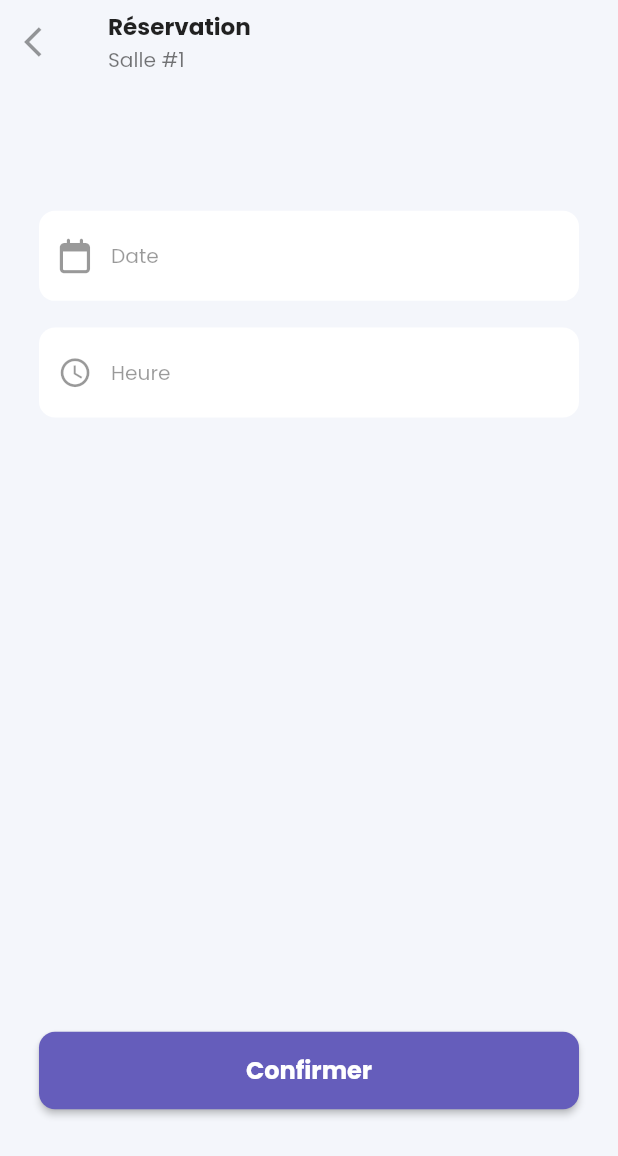
After one commit to Poseidon1402/room_master, a Flutter app: the BookingScreen screen opened by its route, on a phone screen of 412 x 824 dp. The commit adds this screen. Shown: the top 1156 px of the screen. Run offline on Flutter 3.47's test engine with Material 2 defaults, Android fonts, the light colour scheme and no system bars; our stand-ins replace firebase_core, flutter_screenutil, font_awesome_flutter, go_router, google_fonts; missing offline and left inert: time_range_picker; accounts and stored records are empty.

Commit message:
done:pick date and time

```diff
--- a/lib/core/presentation/components/app_text_form_field.dart
+++ b/lib/core/presentation/components/app_text_form_field.dart
@@ -4,13 +4,21 @@ import 'package:flutter_screenutil/flutter_screenutil.dart';
 class AppTextFormField extends StatelessWidget {
   final TextEditingController? controller;
   final String? hintText;
+  final String suffixText;
   final Widget? prefixIcon;
+  final bool showCursor;
+  final bool readOnly;
+  final Function()? onTap;
 
   const AppTextFormField({
     super.key,
     this.controller,
     this.hintText,
+    this.suffixText = '',
     this.prefixIcon,
+    this.onTap,
+    this.showCursor = true,
+    this.readOnly = false,
   });
 
   @override
@@ -18,11 +26,16 @@ class AppTextFormField extends StatelessWidget {
 
     return TextFormField(
       controller: controller,
+      onTap: onTap,
+      showCursor: showCursor,
+      readOnly: readOnly,
       decoration: InputDecoration(
         hintText: hintText,
         hintStyle: Theme.of(context).textTheme.bodySmall?.copyWith(
           color: Colors.black.withOpacity(0.4),
         ),
+        suffixText: suffixText,
+        suffixStyle: Theme.of(context).textTheme.bodySmall,
         prefixIcon: prefixIcon,
         filled: true,
         fillColor: Colors.white,
--- a/lib/features/booking/presentation/booking_screen.dart
+++ b/lib/features/booking/presentation/booking_screen.dart
@@ -1,6 +1,8 @@
 import 'package:flutter/material.dart';
+import 'package:go_router/go_router.dart';
 
 import '../../../core/constants/app_color.dart';
+import 'widgets/booking_body.dart';
 
 class BookingScreen extends StatelessWidget {
   const BookingScreen({super.key});
@@ -8,9 +10,35 @@ class BookingScreen extends StatelessWidget {
   @override
   Widget build(BuildContext context) {
 
-    return Scaffold(
-      backgroundColor: AppColor.white1,
-      body: Container(),
+    return SafeArea(
+      child: Scaffold(
+        appBar: AppBar(
+          leading: IconButton(
+            onPressed: () => context.pop(),
+            icon: Icon(Icons.arrow_back_ios,
+              color: Colors.black.withOpacity(0.4),
+            ),
+          ),
+          title: RichText(
+            text: TextSpan(
+              children: [
+                TextSpan(
+                  text: 'Réservation\n',
+                  style: Theme.of(context).textTheme.bodyLarge,
+                ),
+                TextSpan(
+                  text: 'Salle #1',
+                  style: Theme.of(context).textTheme.bodySmall,
+                ),
+              ],
+            ),
+          ),
+          elevation: 0.0,
+          backgroundColor: AppColor.white1,
+        ),
+        backgroundColor: AppColor.white1,
+        body: const BookingBody(),
+      ),
     );
   }
 }
--- /dev/null
+++ b/lib/features/booking/presentation/widgets/booking_body.dart
@@ -0,0 +1,151 @@
+import 'package:flutter/material.dart';
+import 'package:flutter_screenutil/flutter_screenutil.dart';
+import 'package:font_awesome_flutter/font_awesome_flutter.dart';
+import 'package:intl/intl.dart';
+import 'package:time_range_picker/time_range_picker.dart';
+
+import '../../../../core/constants/app_color.dart';
+import '../../../../core/presentation/components/app_elevated_button.dart';
+import '../../../../core/presentation/components/app_text_form_field.dart';
+
+class BookingBody extends StatefulWidget {
+  const BookingBody({super.key});
+
+  @override
+  State<BookingBody> createState() => _BookingBodyState();
+}
+
+class _BookingBodyState extends State<BookingBody> {
+  late TextEditingController dateController;
+  late TextEditingController timeController;
+
+  @override
+  void initState() {
+    dateController = TextEditingController();
+    timeController = TextEditingController();
+    super.initState();
+  }
+
+  @override
+  void dispose() {
+    dateController.dispose();
+    timeController.dispose();
+    super.dispose();
+  }
+
+  @override
+  Widget build(BuildContext context) {
+    return SizedBox(
+      width: MediaQuery.of(context).size.width,
+      height: MediaQuery.of(context).size.height,
+      child: Padding(
+        padding: EdgeInsets.symmetric(
+          horizontal: 27.w,
+          vertical: 95.h,
+        ),
+        child: Column(
+          children: [
+            AppTextFormField(
+              controller: dateController,
+              hintText: 'Date',
+              onTap: _showDatePicker,
+              readOnly: true,
+              showCursor: false,
+              suffixText: dateController.text.isNotEmpty ? 'Date' : '',
+              prefixIcon: Icon(
+                FontAwesomeIcons.calendar,
+                size: 24.sp,
+                color: Colors.black.withOpacity(0.4),
+              ),
+            ),
+            SizedBox(
+              height: 20.h,
+            ),
+            AppTextFormField(
+              controller: timeController,
+              onTap: _showTimeRangePicker,
+              hintText: 'Heure',
+              readOnly: true,
+              showCursor: false,
+              suffixText: timeController.text.isNotEmpty ? 'Heure' : '',
+              prefixIcon: Icon(
+                Icons.access_time_outlined,
+                size: 24.sp,
+                color: Colors.black.withOpacity(0.4),
+              ),
+            ),
+            const Spacer(),
+            AppElevatedButton(
+              onPressed: () => print('test'),
+              text: 'Confirmer',
+            ),
+          ],
+        ),
+      ),
+    );
+  }
+
+  void _showDatePicker() async {
+    DateTime? pickedDate = await showDatePicker(
+        context: context,
+        initialDate: DateTime.now(),
+        locale: const Locale("fr"),
+        firstDate: DateTime.now(),
+        lastDate: DateTime(DateTime.now().year + 1),
+        builder: (context, child) {
+          return Theme(
+            data: Theme.of(context).copyWith(
+              colorScheme: const ColorScheme.light(
+                primary: AppColor.purple,
+                onPrimary: Colors.white,
+                onSurface: AppColor.purple,
+              ),
+              textButtonTheme: TextButtonThemeData(
+                style: TextButton.styleFrom(
+                  foregroundColor: AppColor.purple, // button text color
+                ),
+              ),
+            ),
+            child: child!,
+          );
+        });
+
+    if (pickedDate != null) {
+      String formattedDate =
+          DateFormat("dd MMMM yyyy", 'fr_FR').format(pickedDate);
+      setState(() => dateController.text = formattedDate);
+    }
+  }
+
+  void _showTimeRangePicker() async {
+    TimeRange time = await showTimeRangePicker(
+      context: context,
+      fromText: 'À',
+      toText: 'Jusqu\'à',
+      strokeWidth: 4,
+      builder: (context, child) {
+        return Theme(
+          data: ThemeData.light().copyWith(
+            primaryColor: AppColor.purple,
+            textButtonTheme: TextButtonThemeData(
+              style: TextButton.styleFrom(
+                foregroundColor: AppColor.purple, // button text color
+              ),
+            ),
+          ),
+          child: child!,
+        );
+      }
+    );
+
+    setState(() {
+      timeController.text = '${formatTime(time.startTime)} - ${formatTime(time.endTime)}';
+    });
+  }
+
+  String formatTime(TimeOfDay time) {
+    final format = DateFormat.Hm('fr_FR');
+    final dateTime = DateTime(0, 1, 1, time.hour, time.minute);
+    return format.format(dateTime);
+  }
+}
--- a/lib/main.dart
+++ b/lib/main.dart
@@ -20,6 +20,7 @@ class MeetingRoomApp extends StatelessWidget {
     return ScreenUtilInit(
       builder: (context, child) => MaterialApp.router(
         title: 'Za Mandresy',
+        locale: const Locale('fr'),
         theme: AppTheme.customTheme(),
         debugShowCheckedModeBanner: false,
         routerConfig: AppRouter.configurations,
@@ -29,7 +30,6 @@ class MeetingRoomApp extends StatelessWidget {
           GlobalCupertinoLocalizations.delegate,
         ],
         supportedLocales: const [
-          Locale('en', ''),
           Locale('fr', ''),
         ],
       ),
```
